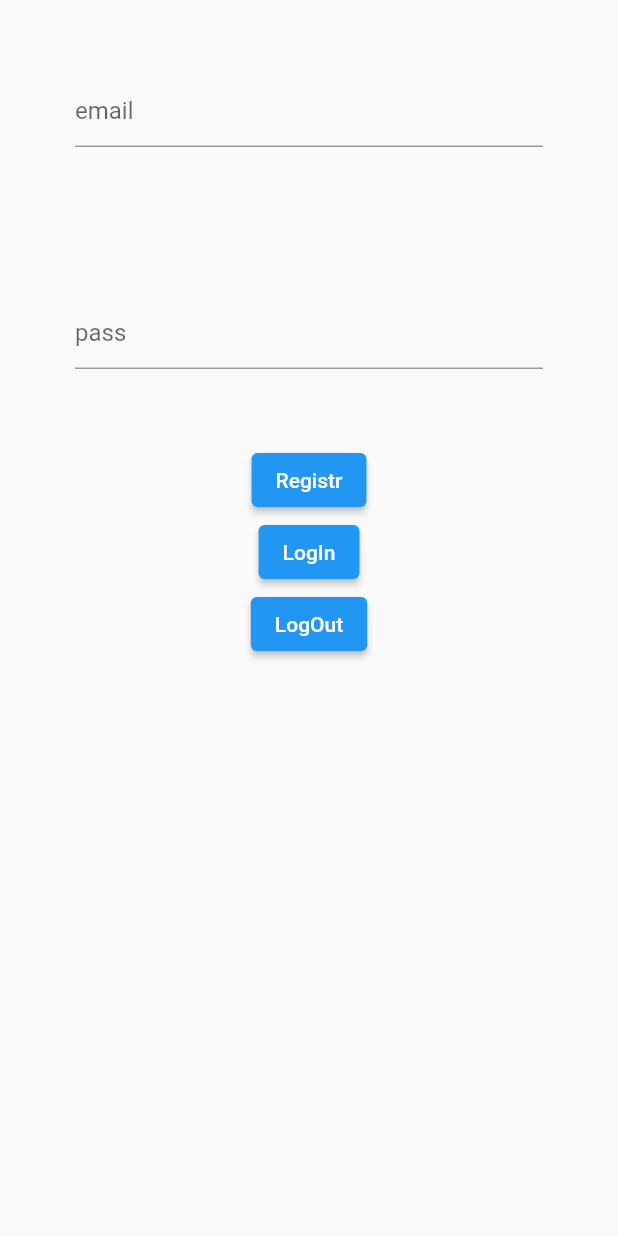
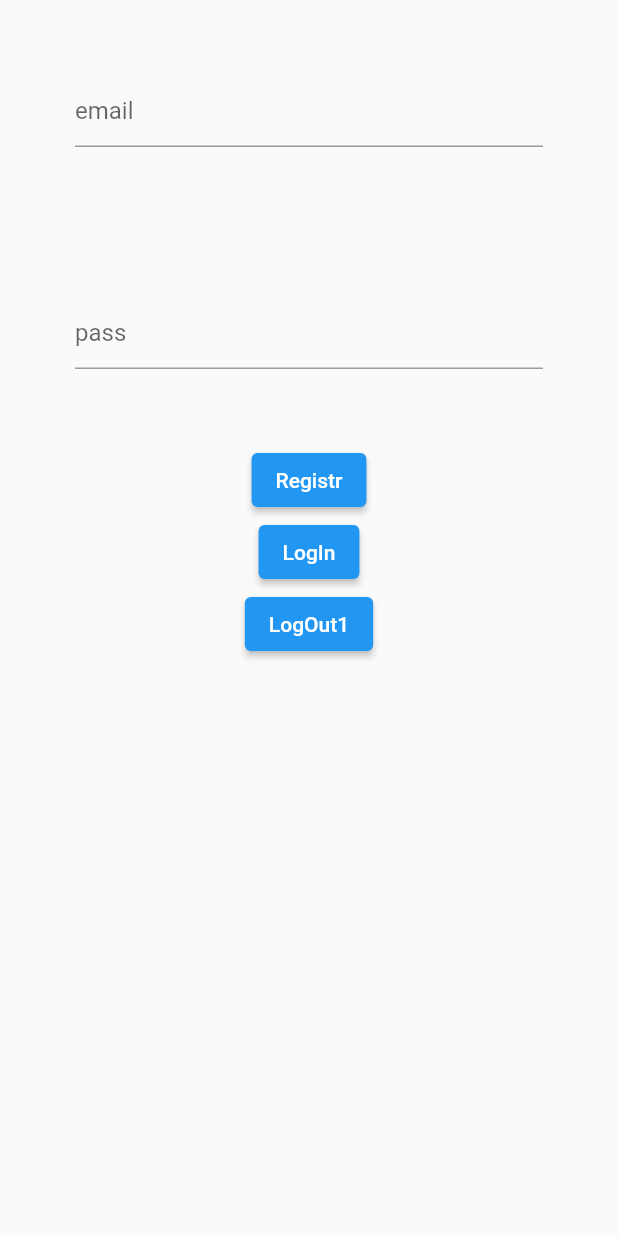
Before and after one commit to AndreyK1105/flutter_app1, a Flutter app: the screen it shows once a user with an empty profile is signed in, on a phone screen of 412 x 824 dp. Run offline on Flutter 3.47's test engine with Material 2 defaults, Android fonts, the phone set to English and light mode, and no system bars; our stand-ins replace firebase_auth, firebase_core, firebase_database; accounts and stored records are empty.

Commit message:
Initial commit

```diff
--- a/lib/screens/home.dart
+++ b/lib/screens/home.dart
@@ -17,7 +17,7 @@ class HomePage extends StatelessWidget {
             Padding(padding: EdgeInsets.all(50), child: TextField(controller: _controllerPass, decoration: InputDecoration(hintText: "pass"),)),
             ElevatedButton(onPressed:() {authService.registerWhithEmailAndPassword(_controllerEmail.text, _controllerPass.text );}, child: Text("Registr")),
             ElevatedButton(onPressed: (){authService.signInWhithEmailAndPassword(_controllerEmail.text, _controllerPass.text);}, child: Text("LogIn")),
-            ElevatedButton(onPressed: (){authService.logOut();}, child: Text("LogOut")),
+            ElevatedButton(onPressed: (){authService.logOut();}, child: Text("LogOut1")),
 
           ],
         ),
```
